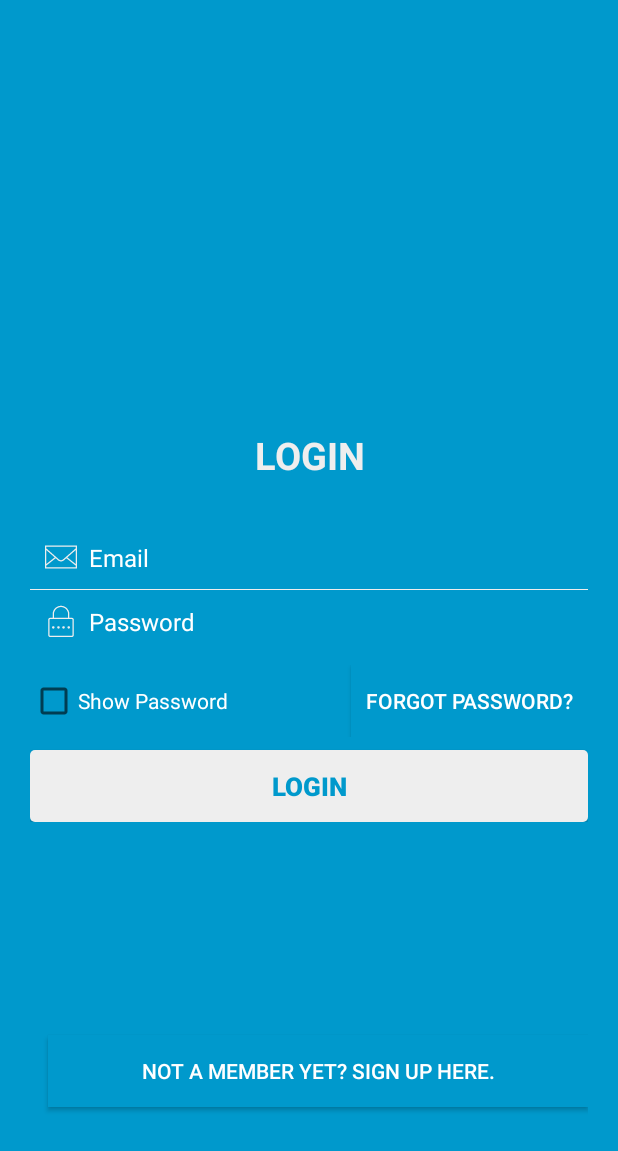
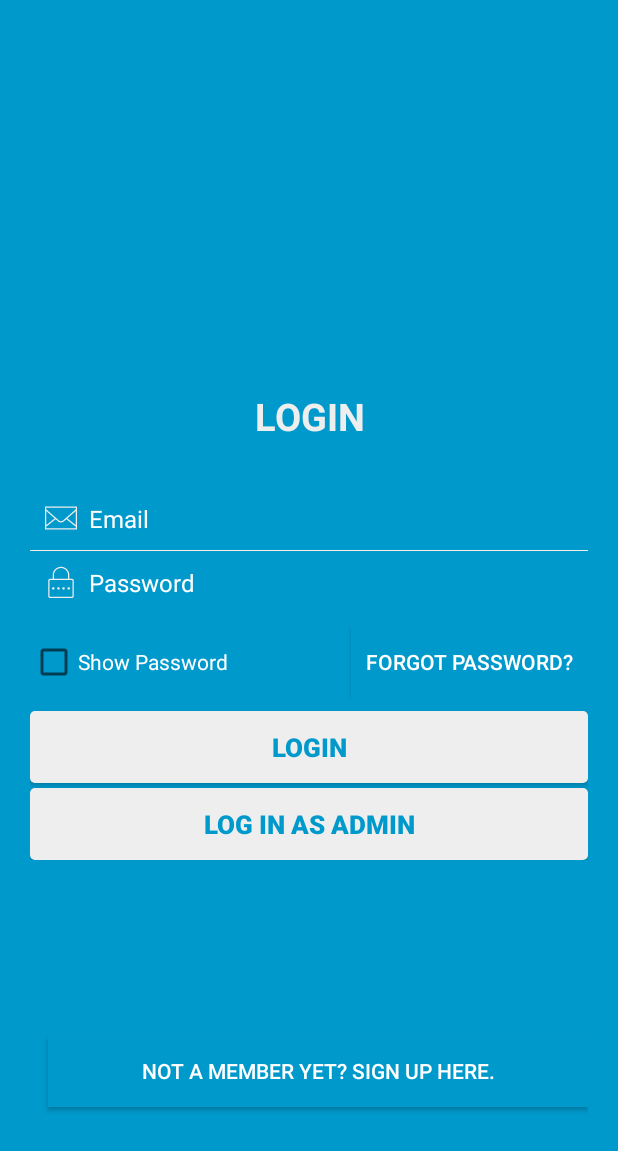
Before and after one commit to anushasomawansha/FoodApp, an Android app: the screen it shows after launch (LoginActivity), on a phone screen of 412 x 824 dp. Shown: the top 1151 px of the screen. Run offline under Robolectric (Android 15) with nearby library versions, the phone set to English and light mode, and no system bars; our stand-ins replace Firebase (no records; nobody signed in at launch, a user with empty details on screens opened directly); Roboto replaces fonts that are not available here; 2 statements that could not run were skipped.

Commit message:
Merged 4

```diff
--- a/app/src/main/java/com/example/foodrunner/LoginActivity.java
+++ b/app/src/main/java/com/example/foodrunner/LoginActivity.java
@@ -13,7 +13,9 @@ import android.widget.Toast;
 import androidx.annotation.NonNull;
 import androidx.appcompat.app.AppCompatActivity;
 
+import com.example.foodrunner.CatManagement.Activity.AddItem;
 import com.example.foodrunner.CatManagement.Activity.Breakfast;
+import com.example.foodrunner.CatManagement.Activity.BreakfastAdmin;
 import com.google.android.gms.tasks.OnCompleteListener;
 import com.google.android.gms.tasks.Task;
 import com.google.firebase.auth.AuthResult;
@@ -22,7 +24,7 @@ import com.google.firebase.auth.FirebaseAuth;
 public class LoginActivity extends AppCompatActivity {
 
     EditText editmail,editPwd;
-    Button loginBtn,resetBtn,newUserBtn;
+    Button loginBtn,resetBtn,newUserBtn , btnAdminLogin;
     ProgressBar progressBar;
     FirebaseAuth fAuth;
 
@@ -34,6 +36,7 @@ public class LoginActivity extends AppCompatActivity {
         editmail=findViewById(R.id.editMobile);
         editPwd=findViewById(R.id.editPwd);
         loginBtn=findViewById(R.id.loginBtn);
+        btnAdminLogin=findViewById(R.id.btnAdminLogin);
         newUserBtn=findViewById(R.id.newUserBtn);
         progressBar=findViewById(R.id.progressBar);
         fAuth=FirebaseAuth.getInstance();
@@ -74,6 +77,15 @@ public class LoginActivity extends AppCompatActivity {
                 });
             }
         });
+
+
+        btnAdminLogin.setOnClickListener(new View.OnClickListener() {
+            @Override
+            public void onClick(View view) {
+                Intent intent = new Intent(LoginActivity.this, AddItem.class);
+                startActivity(intent);
+            }
+        });
         newUserBtn.setOnClickListener(new View.OnClickListener() {
             @Override
             public void onClick(View view) {
--- a/app/src/main/java/com/example/foodrunner/MainActivity.java
+++ b/app/src/main/java/com/example/foodrunner/MainActivity.java
@@ -62,7 +62,7 @@ public class MainActivity extends AppCompatActivity {
         new Handler().postDelayed(new Runnable() {
             @Override
             public void run() {
-                Intent intent = new Intent(MainActivity.this, Breakfast.class);
+                Intent intent = new Intent(MainActivity.this, LoginActivity.class);
                 startActivity(intent);
                 finish();
             }
--- a/app/src/main/res/layout/activity_login.xml
+++ b/app/src/main/res/layout/activity_login.xml
@@ -98,6 +98,18 @@
             android:textColor="@android:color/holo_blue_dark"
             android:textSize="17sp"
             android:textStyle="bold" />
+
+        <Button
+            android:id="@+id/btnAdminLogin"
+            android:layout_width="fill_parent"
+            android:layout_height="wrap_content"
+            android:layout_marginTop="3dp"
+            android:background="@drawable/loginbutton_selector"
+            android:padding="3dp"
+            android:text="@string/admin"
+            android:textColor="@android:color/holo_blue_dark"
+            android:textSize="17sp"
+            android:textStyle="bold" />
     </LinearLayout>
 
     <ProgressBar
--- a/app/src/main/res/values/strings.xml
+++ b/app/src/main/res/values/strings.xml
@@ -141,6 +141,7 @@
     <string name="ok">OK</string>
     <string name="view_saved_location">View Saved Location</string>
     <string name="delivery_options">Delivery Options</string>
+    <string name="admin">log in as admin</string>
 
 
 </resources>
```
Also changed, not shown: app/src/main/AndroidManifest.xml (+6 -6 lines), app/src/main/java/com/example/foodrunner/CatManagement/Activity/Breakfast.java (+6 -3 lines), app/src/main/java/com/example/foodrunner/CatManagement/Activity/Dinner.java (+6 -3 lines), app/src/main/java/com/example/foodrunner/CatManagement/Activity/Lunch.java (+6 -3 lines).
